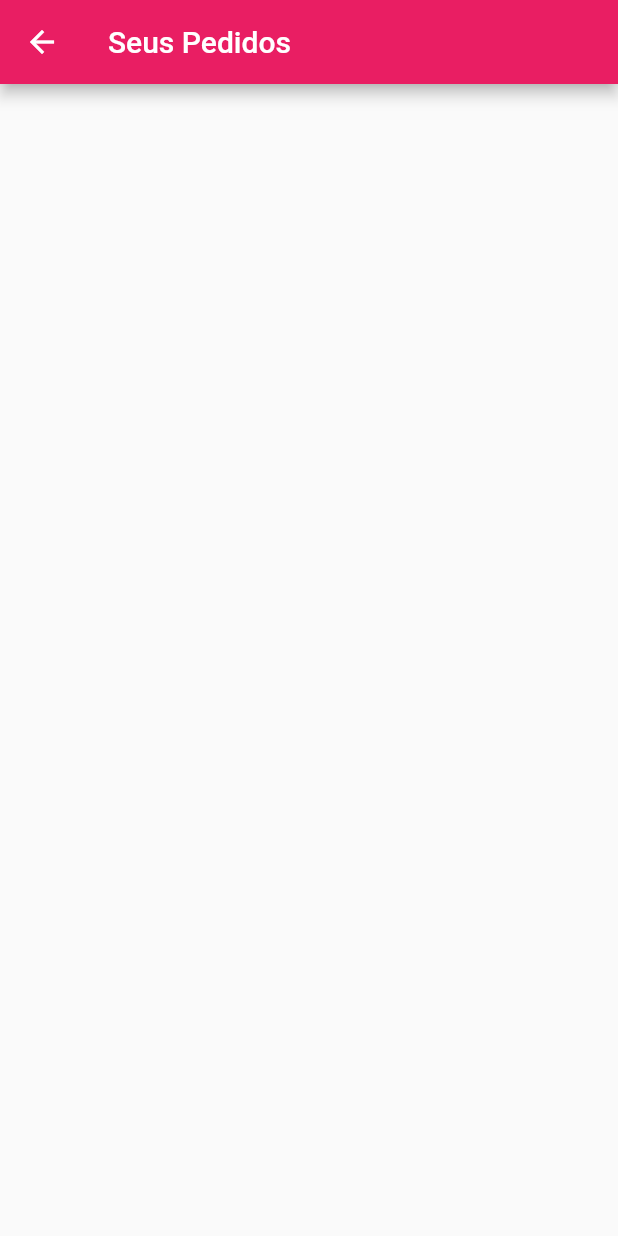
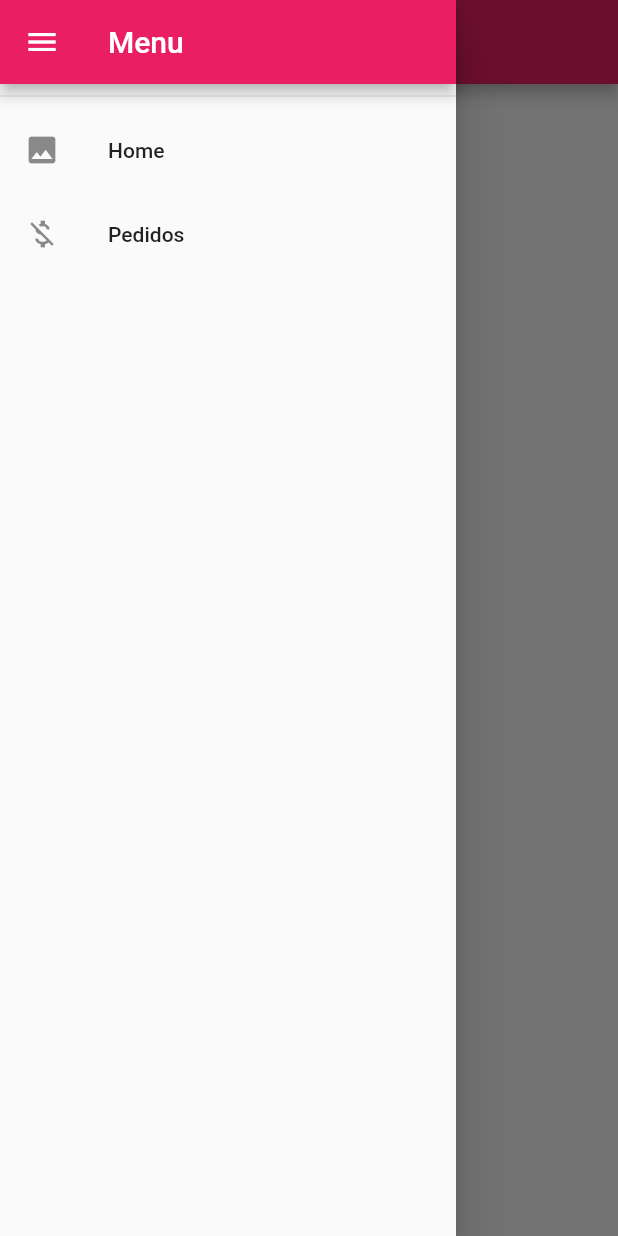
Before and after one commit to diCaminha/coopera-mob, a Flutter app: the OrdersScreen screen opened by its route, with the side drawer open (before the commit the screen has no drawer), on a phone screen of 412 x 824 dp. Run offline on Flutter 3.47's test engine with Material 2 defaults, Android fonts, the phone set to English and light mode, and no system bars; network calls fail.

Commit message:
creating menu

```diff
--- /dev/null
+++ b/lib/screens/menu.dart
@@ -0,0 +1,31 @@
+import 'package:flutter/material.dart';
+
+class Menu extends StatelessWidget {
+  @override
+  Widget build(BuildContext context) {
+    return Drawer(
+      child: Column(
+        children: <Widget>[
+          AppBar(
+            title: Text('Menu'),
+          ),
+          Divider(),
+          ListTile(
+            leading: Icon(Icons.image),
+            title: Text('Home'),
+            onTap: () {
+              Navigator.of(context).pushReplacementNamed('/');
+            },
+          ),
+          ListTile(
+            leading: Icon(Icons.money_off),
+            title: Text('Pedidos'),
+            onTap: () {
+              Navigator.of(context).pushReplacementNamed('/orders');
+            },
+          ),
+        ],
+      ),
+    );
+  }
+}
--- a/lib/screens/orders_screen.dart
+++ b/lib/screens/orders_screen.dart
@@ -1,4 +1,5 @@
 import 'package:cooperamob/providers/orders_provider.dart';
+import 'package:cooperamob/screens/menu.dart';
 import 'package:cooperamob/widgets/order_item.dart';
 import 'package:flutter/material.dart';
 import 'package:provider/provider.dart';
@@ -14,6 +15,7 @@ class OrdersScreen extends StatelessWidget {
       appBar: AppBar(
         title: Text('Seus Pedidos'),
       ),
+      drawer: Menu(),
       body: ListView.builder(
         itemCount: orders.length,
         itemBuilder: (ctx, i) => OrderItem(
--- a/lib/screens/product_detail_screen.dart
+++ b/lib/screens/product_detail_screen.dart
@@ -1,3 +1,4 @@
+import 'package:cooperamob/screens/menu.dart';
 import 'package:flutter/material.dart';
 import 'package:provider/provider.dart';
 
--- a/lib/screens/products_overview_screen.dart
+++ b/lib/screens/products_overview_screen.dart
@@ -1,4 +1,5 @@
 import 'package:cooperamob/providers/cart_provider.dart';
+import 'package:cooperamob/screens/menu.dart';
 import 'package:cooperamob/widgets/badge.dart';
 import 'package:cooperamob/widgets/products_grid.dart';
 import 'package:flutter/material.dart';
@@ -34,7 +35,8 @@ class _ProductsOverviewScreenState extends State<ProductsOverviewScreen> {
               },
               itemBuilder: (_) => [
                     PopupMenuItem(
-                        value: FilterChoice.TODOS, child: Text('todos')),
+                        value: FilterChoice.TODOS,
+                        child: Text('todos')),
                     PopupMenuItem(
                         value: FilterChoice.FAVORITOS,
                         child: Text('favoritos')),
@@ -46,9 +48,10 @@ class _ProductsOverviewScreenState extends State<ProductsOverviewScreen> {
                   Navigator.of(context).pushNamed("/cart");
                 },
               ),
-              value:cartProvider.getQntItems())
+              value: cartProvider.getQntItems())
         ],
       ),
+      drawer: Menu(),
       body: ProductsGrid(showFavorites),
     );
   }
```
